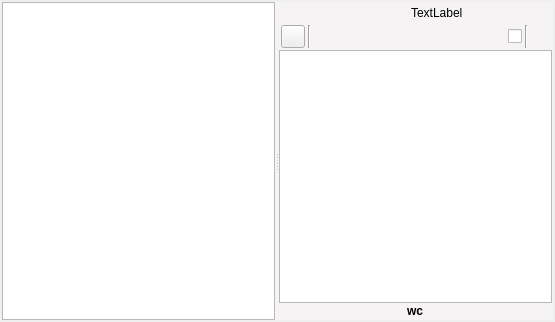
First picture: the form in ui/manuscript_view.ui, repository zkovari/plotlyst, before the edit.
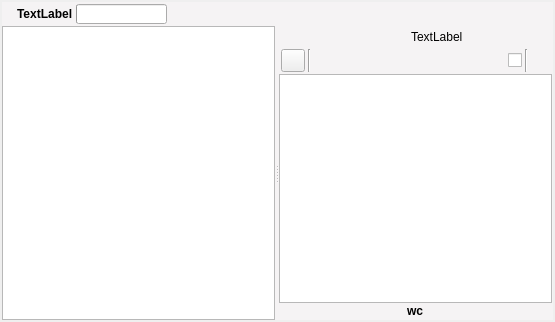
Second picture: the form after the edit. Custom widgets are drawn as their Qt base class.

Commit message: Display overall word count

What changed in the file:
```diff
--- a/ui/manuscript_view.ui
+++ b/ui/manuscript_view.ui
@@ -13,9 +13,9 @@
   <property name="windowTitle">
    <string>Form</string>
   </property>
-  <layout class="QHBoxLayout" name="horizontalLayout">
+  <layout class="QVBoxLayout" name="verticalLayout_2">
    <property name="spacing">
-    <number>3</number>
+    <number>0</number>
    </property>
    <property name="leftMargin">
     <number>2</number>
@@ -29,6 +29,113 @@
    <property name="bottomMargin">
     <number>2</number>
    </property>
+   <item>
+    <widget class="QWidget" name="wdgTitle" native="true">
+     <property name="sizePolicy">
+      <sizepolicy hsizetype="Preferred" vsizetype="Maximum">
+       <horstretch>0</horstretch>
+       <verstretch>0</verstretch>
+      </sizepolicy>
+     </property>
+     <property name="styleSheet">
+      <string notr="true">.QWidget {
+background-color: #f5f3f4;
+}</string>
+     </property>
+     <layout class="QHBoxLayout" name="horizontalLayout">
+      <property name="spacing">
+       <number>3</number>
+      </property>
+      <property name="leftMargin">
+       <number>15</number>
+      </property>
+      <property name="topMargin">
+       <number>2</number>
+      </property>
+      <property name="rightMargin">
+       <number>0</number>
+      </property>
+      <property name="bottomMargin">
+       <number>2</number>
+      </property>
+      <item>
+       <widget class="QLabel" name="lblTitle">
+        <property name="font">
+         <font>
+          <weight>75</weight>
+          <bold>true</bold>
+         </font>
+        </property>
+        <property name="text">
+         <string>TextLabel</string>
+        </property>
+       </widget>
+      </item>
+      <item>
+       <widget class="QProgressBar" name="progressStory">
+        <property name="sizePolicy">
+         <sizepolicy hsizetype="Maximum" vsizetype="Fixed">
+          <horstretch>0</horstretch>
+          <verstretch>0</verstretch>
+         </sizepolicy>
+        </property>
+        <property name="minimumSize">
+         <size>
+          <width>0</width>
+          <height>0</height>
+         </size>
+        </property>
+        <property name="maximumSize">
+         <size>
+          <width>16777215</width>
+          <height>20</height>
+         </size>
+        </property>
+        <property name="toolTip">
+         <string>Goal: 80,000 words</string>
+        </property>
+        <property name="styleSheet">
+         <string notr="true"/>
+        </property>
+        <property name="value">
+         <number>0</number>
+        </property>
+        <property name="textVisible">
+         <bool>false</bool>
+        </property>
+        <property name="invertedAppearance">
+         <bool>false</bool>
+        </property>
+       </widget>
+      </item>
+      <item>
+       <widget class="QPushButton" name="btnStoryGoal">
+        <property name="styleSheet">
+         <string notr="true">QPushButton {
+	border:0px;
+}</string>
+        </property>
+        <property name="text">
+         <string/>
+        </property>
+       </widget>
+      </item>
+      <item>
+       <spacer name="horizontalSpacer_4">
+        <property name="orientation">
+         <enum>Qt::Horizontal</enum>
+        </property>
+        <property name="sizeHint" stdset="0">
+         <size>
+          <width>40</width>
+          <height>20</height>
+         </size>
+        </property>
+       </spacer>
+      </item>
+     </layout>
+    </widget>
+   </item>
    <item>
     <widget class="QSplitter" name="splitter">
      <property name="styleSheet">
```
The commit also changes 1 other file.
